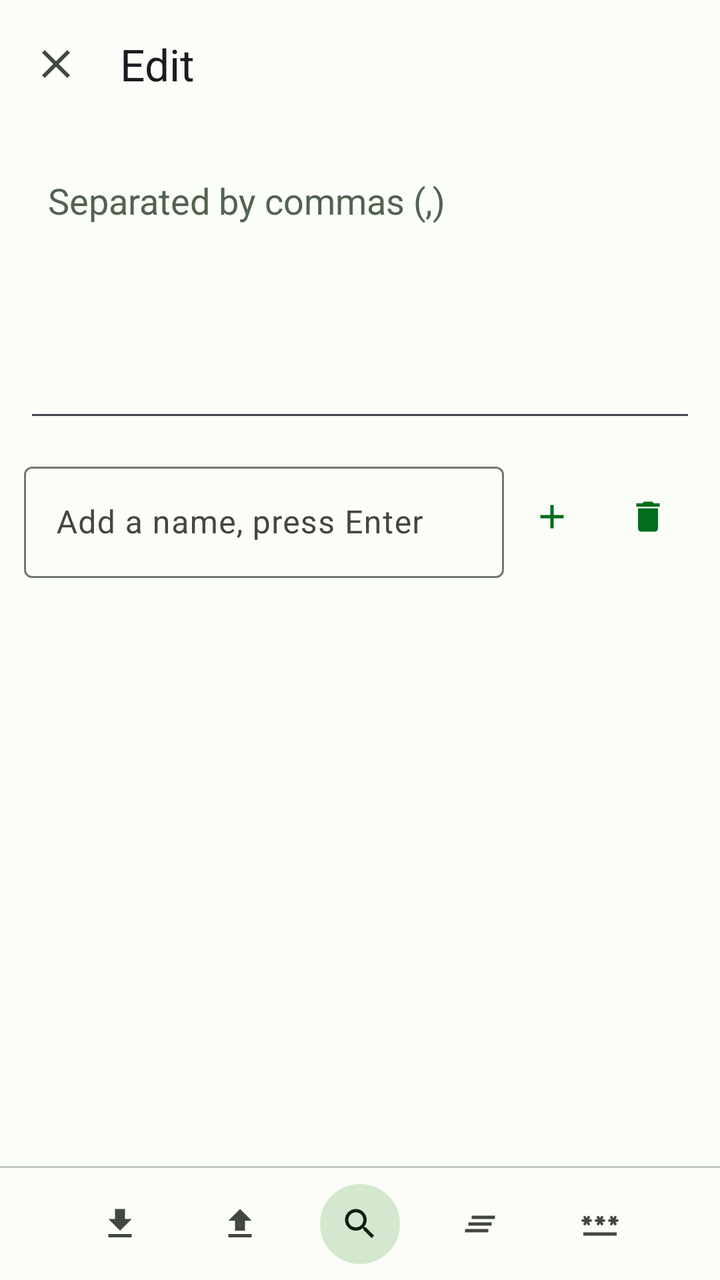
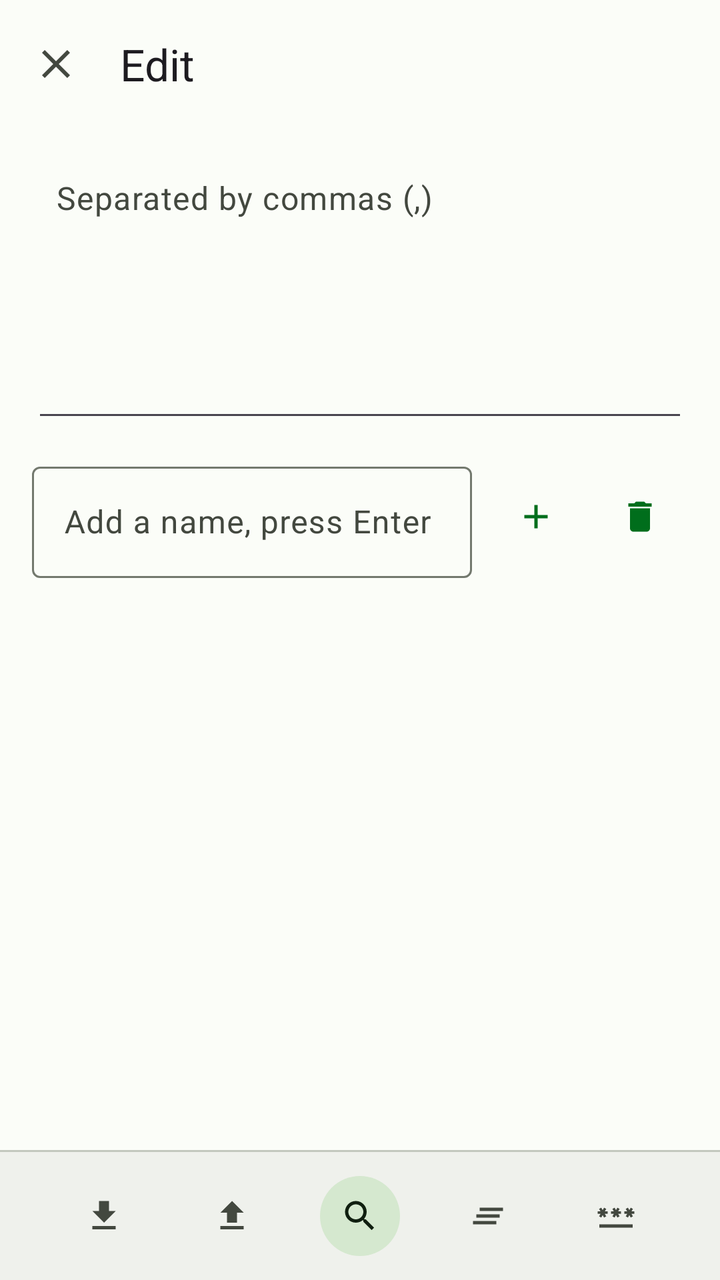

Two renders of the same Android screen: before a commit and after it. Below are the layout's source before the change and the commit's diff.
<!-- AndroidManifest.xml: application theme Theme.Drawer -->
<!-- res/layout/activity_edit.xml -->
<?xml version="1.0" encoding="utf-8"?>
<LinearLayout xmlns:android="http://schemas.android.com/apk/res/android"
    xmlns:app="http://schemas.android.com/apk/res-auto"
    xmlns:tools="http://schemas.android.com/tools"
    android:id="@+id/edit_layout"
    android:layout_width="match_parent"
    android:layout_height="match_parent"
    android:orientation="vertical"
    tools:context=".EditActivity">

    <com.google.android.material.appbar.MaterialToolbar
        android:id="@+id/edit_topAppBar"
        android:layout_width="match_parent"
        android:layout_height="wrap_content"
        android:minHeight="?attr/actionBarSize"
        app:navigationIcon="@drawable/ic_close"
        app:title="@string/lists_edit" />

    <EditText
        android:id="@+id/edit_text_area"
        android:layout_width="match_parent"
        android:layout_height="140dp"
        android:layout_margin="12dp"
        android:gravity="top|start"
        android:hint="@string/lists_edit_tip"
        android:inputType="textMultiLine"
        android:padding="12dp"
        android:textColorHint="?attr/colorSecondary"
        tools:ignore="Autofill,VisualLintTextFieldSize" />

    <LinearLayout
        android:layout_width="match_parent"
        android:layout_height="wrap_content"
        android:layout_marginStart="12dp"
        android:layout_marginEnd="12dp"
        android:gravity="center_vertical"
        android:orientation="horizontal">

        <com.google.android.material.textfield.TextInputLayout
            style="@style/Widget.Material3.TextInputLayout.OutlinedBox"
            android:layout_width="0dp"
            android:layout_height="wrap_content"
            android:layout_weight="1"
            android:hint="@string/edit_add_hint">

            <com.google.android.material.textfield.TextInputEditText
                android:id="@+id/add_text_input"
                android:layout_width="match_parent"
                android:layout_height="wrap_content"
                android:imeOptions="actionDone"
                android:inputType="text"
                android:maxLines="1" />
        </com.google.android.material.textfield.TextInputLayout>

        <com.google.android.material.button.MaterialButton
            android:id="@+id/add_btn"
            style="@style/Widget.Material3.Button.IconButton"
            android:layout_width="wrap_content"
            android:layout_height="wrap_content"
            android:contentDescription="@string/content_desc_add"
            app:icon="@drawable/ic_add" />

        <com.google.android.material.button.MaterialButton
            android:id="@+id/remove_btn"
            style="@style/Widget.Material3.Button.IconButton"
            android:layout_width="wrap_content"
            android:layout_height="wrap_content"
            android:contentDescription="@string/content_desc_remove"
            app:icon="@drawable/ic_delete" />
    </LinearLayout>

    <LinearLayout
        android:layout_width="match_parent"
        android:layout_height="wrap_content"
        android:orientation="horizontal"
        android:paddingStart="16dp"
        android:paddingTop="4dp"
        android:paddingEnd="16dp">

        <TextView
            android:id="@+id/total_text"
            android:layout_width="0dp"
            android:layout_height="wrap_content"
            android:layout_weight="1"
            android:textColor="?attr/colorSecondary"
            android:textSize="13sp" />

        <TextView
            android:id="@+id/selected_text"
            android:layout_width="wrap_content"
            android:layout_height="wrap_content"
            android:textColor="?attr/colorSecondary"
            android:textSize="13sp" />
    </LinearLayout>

    <ListView
        android:id="@+id/list_view"
        android:layout_width="match_parent"
        android:layout_height="0dp"
        android:layout_marginStart="12dp"
        android:layout_marginTop="4dp"
        android:layout_marginEnd="12dp"
        android:layout_marginBottom="4dp"
        android:layout_weight="1"
        android:choiceMode="multipleChoice"
        android:divider="@android:color/transparent"
        android:dividerHeight="2dp"
        android:overScrollMode="never" />

    <View
        android:layout_width="match_parent"
        android:layout_height="1dp"
        android:background="?attr/colorOutlineVariant" />

    <LinearLayout
        android:layout_width="match_parent"
        android:layout_height="wrap_content"
        android:background="?attr/colorSurface"
        android:gravity="center"
        android:orientation="horizontal"
        android:paddingTop="4dp"
        android:paddingBottom="4dp">

        <com.google.android.material.button.MaterialButton
            android:id="@+id/bottom_import_btn"
            style="@style/Widget.Material3.Button.IconButton"
            android:layout_width="wrap_content"
            android:layout_height="wrap_content"
            android:layout_marginStart="6dp"
            android:layout_marginEnd="6dp"
            android:contentDescription="@string/action_import"
            app:icon="@drawable/ic_import"
            app:iconTint="?attr/colorOnSurfaceVariant" />

        <com.google.android.material.button.MaterialButton
            android:id="@+id/bottom_export_btn"
            style="@style/Widget.Material3.Button.IconButton"
            android:layout_width="wrap_content"
            android:layout_height="wrap_content"
            android:layout_marginStart="6dp"
            android:layout_marginEnd="6dp"
            android:contentDescription="@string/action_export"
            app:icon="@drawable/ic_export"
            app:iconTint="?attr/colorOnSurfaceVariant" />

        <com.google.android.material.button.MaterialButton
            android:id="@+id/bottom_find_btn"
            style="@style/Widget.Material3.Button.IconButton.Filled.Tonal"
            android:layout_width="wrap_content"
            android:layout_height="wrap_content"
            android:layout_marginStart="6dp"
            android:layout_marginEnd="6dp"
            android:contentDescription="@string/action_find"
            app:icon="@drawable/ic_search"
            app:iconTint="?attr/colorOnSecondaryContainer" />

        <com.google.android.material.button.MaterialButton
            android:id="@+id/bottom_clear_btn"
            style="@style/Widget.Material3.Button.IconButton"
            android:layout_width="wrap_content"
            android:layout_height="wrap_content"
            android:layout_marginStart="6dp"
            android:layout_marginEnd="6dp"
            android:contentDescription="@string/action_clear"
            app:icon="@drawable/ic_clear"
            app:iconTint="?attr/colorOnSurfaceVariant" />

        <com.google.android.material.button.MaterialButton
            android:id="@+id/bottom_password_btn"
            style="@style/Widget.Material3.Button.IconButton"
            android:layout_width="wrap_content"
            android:layout_height="wrap_content"
            android:layout_marginStart="6dp"
            android:layout_marginEnd="6dp"
            android:contentDescription="@string/password"
            app:icon="@drawable/ic_password"
            app:iconTint="?attr/colorOnSurfaceVariant" />
    </LinearLayout>
</LinearLayout>
<!-- resources referenced by this layout -->
<resources>
  <!-- drawable ic_add (drawable) -->
  <vector xmlns:android="http://schemas.android.com/apk/res/android"
      android:width="24dp"
      android:height="24dp"
      android:tint="?attr/colorOnSurfaceVariant"
      android:viewportWidth="24"
      android:viewportHeight="24">
      <path
          android:fillColor="@android:color/white"
          android:pathData="M19,13h-6v6h-2v-6H5v-2h6V5h2v6h6v2z" />
  </vector>
  <!-- drawable ic_export (drawable) -->
  <vector xmlns:android="http://schemas.android.com/apk/res/android"
      android:width="24dp"
      android:height="24dp"
      android:tint="?attr/colorOnSurfaceVariant"
      android:viewportWidth="24"
      android:viewportHeight="24">
      <path
          android:fillColor="@android:color/white"
          android:pathData="M5,20h14v-2H5V20zM5,10h4v6h6v-6h4l-7,-7L5,10z" />
  </vector>
  <!-- drawable ic_import (drawable) -->
  <vector xmlns:android="http://schemas.android.com/apk/res/android"
      android:width="24dp"
      android:height="24dp"
      android:tint="?attr/colorOnSurfaceVariant"
      android:viewportWidth="24"
      android:viewportHeight="24">
      <path
          android:fillColor="@android:color/white"
          android:pathData="M5,20h14v-2H5V20zM19,9h-4V3H9v6H5l7,7L19,9z" />
  </vector>
  <string name="action_clear">Clear</string>
  <string name="action_export">Export</string>
  <string name="action_find">Find</string>
  <string name="action_import">Import</string>
  <string name="content_desc_add">Add</string>
  <string name="content_desc_remove">Remove selected</string>
  <string name="edit_add_hint">Add a name, press Enter</string>
  <string name="lists_edit">Edit</string>
  <string name="lists_edit_tip">Separated by commas (,)</string>
  <string name="password">Password</string>
  <color name="md_theme_primary">#006E1C</color>
  <color name="md_theme_onPrimary">#FFFFFF</color>
  <color name="md_theme_primaryContainer">#94F990</color>
  <color name="md_theme_onPrimaryContainer">#002204</color>
  <color name="md_theme_secondary">#52634F</color>
  <color name="md_theme_onSecondary">#FFFFFF</color>
  <color name="md_theme_secondaryContainer">#D5E8CF</color>
  <color name="md_theme_onSecondaryContainer">#101F10</color>
  <color name="md_theme_tertiary">#38656A</color>
  <color name="md_theme_onTertiary">#FFFFFF</color>
  <color name="md_theme_tertiaryContainer">#BCEBF0</color>
  <color name="md_theme_onTertiaryContainer">#002023</color>
  <color name="md_theme_error">#BA1A1A</color>
  <color name="md_theme_onError">#FFFFFF</color>
  <color name="md_theme_errorContainer">#FFDAD6</color>
  <color name="md_theme_onErrorContainer">#410002</color>
  <color name="md_theme_background">#FBFDF8</color>
  <color name="md_theme_onBackground">#191C19</color>
  <color name="md_theme_surface">#FBFDF8</color>
  <color name="md_theme_onSurface">#191C19</color>
  <color name="md_theme_surfaceVariant">#DFE4DB</color>
  <color name="md_theme_onSurfaceVariant">#43483F</color>
  <color name="md_theme_outline">#73796E</color>
  <color name="md_theme_outlineVariant">#C3C8BE</color>
  <color name="md_theme_inverseSurface">#2E312E</color>
  <color name="md_theme_inverseOnSurface">#F0F1EC</color>
  <color name="md_theme_inversePrimary">#79DC75</color>
  <color name="md_theme_surfaceDim">#DBDFD9</color>
  <color name="md_theme_surfaceBright">#FBFDF8</color>
  <color name="md_theme_surfaceContainerLowest">#FFFFFF</color>
  <color name="md_theme_surfaceContainerLow">#F5F7F1</color>
  <color name="md_theme_surfaceContainer">#EFF1EC</color>
  <color name="md_theme_surfaceContainerHigh">#E9EBE6</color>
  <color name="md_theme_surfaceContainerHighest">#E4E6E0</color>
  <!-- unchanged entries left out for length: 6 -->
</resources>

<!-- the commit's change to res/layout/activity_edit.xml (unified diff, before → after) -->
@@ -19,20 +19,24 @@
     <EditText
         android:id="@+id/edit_text_area"
         android:layout_width="match_parent"
-        android:layout_height="140dp"
-        android:layout_margin="12dp"
+        android:layout_height="@dimen/edit_text_area_height"
+        android:layout_marginStart="@dimen/spacing_l"
+        android:layout_marginTop="@dimen/spacing_m"
+        android:layout_marginEnd="@dimen/spacing_l"
+        android:layout_marginBottom="@dimen/spacing_m"
         android:gravity="top|start"
         android:hint="@string/lists_edit_tip"
         android:inputType="textMultiLine"
-        android:padding="12dp"
-        android:textColorHint="?attr/colorSecondary"
+        android:padding="@dimen/spacing_m"
+        android:textAppearance="?attr/textAppearanceBodyLarge"
+        android:textColorHint="?attr/colorOnSurfaceVariant"
         tools:ignore="Autofill,VisualLintTextFieldSize" />
 
     <LinearLayout
         android:layout_width="match_parent"
         android:layout_height="wrap_content"
-        android:layout_marginStart="12dp"
-        android:layout_marginEnd="12dp"
+        android:layout_marginStart="@dimen/spacing_l"
+        android:layout_marginEnd="@dimen/spacing_l"
         android:gravity="center_vertical"
         android:orientation="horizontal">
 
@@ -49,7 +53,8 @@
                 android:layout_height="wrap_content"
                 android:imeOptions="actionDone"
                 android:inputType="text"
-                android:maxLines="1" />
+                android:maxLines="1"
+                android:textAppearance="?attr/textAppearanceBodyLarge" />
         </com.google.android.material.textfield.TextInputLayout>
 
         <com.google.android.material.button.MaterialButton
@@ -57,6 +62,7 @@
             style="@style/Widget.Material3.Button.IconButton"
             android:layout_width="wrap_content"
             android:layout_height="wrap_content"
+            android:layout_marginStart="@dimen/spacing_s"
             android:contentDescription="@string/content_desc_add"
             app:icon="@drawable/ic_add" />
 
@@ -65,6 +71,7 @@
             style="@style/Widget.Material3.Button.IconButton"
             android:layout_width="wrap_content"
             android:layout_height="wrap_content"
+            android:layout_marginStart="@dimen/spacing_xs"
             android:contentDescription="@string/content_desc_remove"
             app:icon="@drawable/ic_delete" />
     </LinearLayout>
@@ -73,34 +80,34 @@
         android:layout_width="match_parent"
         android:layout_height="wrap_content"
         android:orientation="horizontal"
-        android:paddingStart="16dp"
-        android:paddingTop="4dp"
-        android:paddingEnd="16dp">
+        android:paddingStart="@dimen/spacing_l"
+        android:paddingTop="@dimen/spacing_xs"
+        android:paddingEnd="@dimen/spacing_l">
 
         <TextView
             android:id="@+id/total_text"
             android:layout_width="0dp"
             android:layout_height="wrap_content"
             android:layout_weight="1"
-            android:textColor="?attr/colorSecondary"
-            android:textSize="13sp" />
+            android:textAppearance="?attr/textAppearanceBodySmall"
+            android:textColor="?attr/colorOnSurfaceVariant" />
 
         <TextView
             android:id="@+id/selected_text"
             android:layout_width="wrap_content"
             android:layout_height="wrap_content"
-            android:textColor="?attr/colorSecondary"
-            android:textSize="13sp" />
+            android:textAppearance="?attr/textAppearanceBodySmall"
+            android:textColor="?attr/colorOnSurfaceVariant" />
     </LinearLayout>
 
     <ListView
         android:id="@+id/list_view"
         android:layout_width="match_parent"
         android:layout_height="0dp"
-        android:layout_marginStart="12dp"
-        android:layout_marginTop="4dp"
-        android:layout_marginEnd="12dp"
-        android:layout_marginBottom="4dp"
+        android:layout_marginStart="@dimen/spacing_l"
+        android:layout_marginTop="@dimen/spacing_xs"
+        android:layout_marginEnd="@dimen/spacing_l"
+        android:layout_marginBottom="@dimen/spacing_xs"
         android:layout_weight="1"
         android:choiceMode="multipleChoice"
         android:divider="@android:color/transparent"
@@ -115,19 +122,19 @@
     <LinearLayout
         android:layout_width="match_parent"
         android:layout_height="wrap_content"
-        android:background="?attr/colorSurface"
+        android:background="?attr/colorSurfaceContainer"
         android:gravity="center"
         android:orientation="horizontal"
-        android:paddingTop="4dp"
-        android:paddingBottom="4dp">
+        android:paddingTop="@dimen/spacing_s"
+        android:paddingBottom="@dimen/spacing_s">
 
         <com.google.android.material.button.MaterialButton
             android:id="@+id/bottom_import_btn"
             style="@style/Widget.Material3.Button.IconButton"
             android:layout_width="wrap_content"
             android:layout_height="wrap_content"
-            android:layout_marginStart="6dp"
-            android:layout_marginEnd="6dp"
+            android:layout_marginStart="@dimen/spacing_s"
+            android:layout_marginEnd="@dimen/spacing_s"
             android:contentDescription="@string/action_import"
             app:icon="@drawable/ic_import"
             app:iconTint="?attr/colorOnSurfaceVariant" />
@@ -137,8 +144,8 @@
             style="@style/Widget.Material3.Button.IconButton"
             android:layout_width="wrap_content"
             android:layout_height="wrap_content"
-            android:layout_marginStart="6dp"
-            android:layout_marginEnd="6dp"
+            android:layout_marginStart="@dimen/spacing_s"
+            android:layout_marginEnd="@dimen/spacing_s"
             android:contentDescription="@string/action_export"
             app:icon="@drawable/ic_export"
             app:iconTint="?attr/colorOnSurfaceVariant" />
@@ -148,8 +155,8 @@
             style="@style/Widget.Material3.Button.IconButton.Filled.Tonal"
             android:layout_width="wrap_content"
             android:layout_height="wrap_content"
-            android:layout_marginStart="6dp"
-            android:layout_marginEnd="6dp"
+            android:layout_marginStart="@dimen/spacing_s"
+            android:layout_marginEnd="@dimen/spacing_s"
             android:contentDescription="@string/action_find"
             app:icon="@drawable/ic_search"
             app:iconTint="?attr/colorOnSecondaryContainer" />
@@ -159,8 +166,8 @@
             style="@style/Widget.Material3.Button.IconButton"
             android:layout_width="wrap_content"
             android:layout_height="wrap_content"
-            android:layout_marginStart="6dp"
-            android:layout_marginEnd="6dp"
+            android:layout_marginStart="@dimen/spacing_s"
+            android:layout_marginEnd="@dimen/spacing_s"
             android:contentDescription="@string/action_clear"
             app:icon="@drawable/ic_clear"
             app:iconTint="?attr/colorOnSurfaceVariant" />
@@ -170,8 +177,8 @@
             style="@style/Widget.Material3.Button.IconButton"
             android:layout_width="wrap_content"
             android:layout_height="wrap_content"
-            android:layout_marginStart="6dp"
-            android:layout_marginEnd="6dp"
+            android:layout_marginStart="@dimen/spacing_s"
+            android:layout_marginEnd="@dimen/spacing_s"
             android:contentDescription="@string/password"
             app:icon="@drawable/ic_password"
             app:iconTint="?attr/colorOnSurfaceVariant" />
<!-- resource entries referenced after the edit -->
@@ -1,5 +1,10 @@
 <!-- resources referenced by this layout -->
 <resources>
+  <dimen name="edit_text_area_height">140dp</dimen>
+  <dimen name="spacing_l">16dp</dimen>
+  <dimen name="spacing_m">12dp</dimen>
+  <dimen name="spacing_s">8dp</dimen>
+  <dimen name="spacing_xs">4dp</dimen>
   <!-- drawable ic_add (drawable) -->
   <vector xmlns:android="http://schemas.android.com/apk/res/android"
       android:width="24dp"
